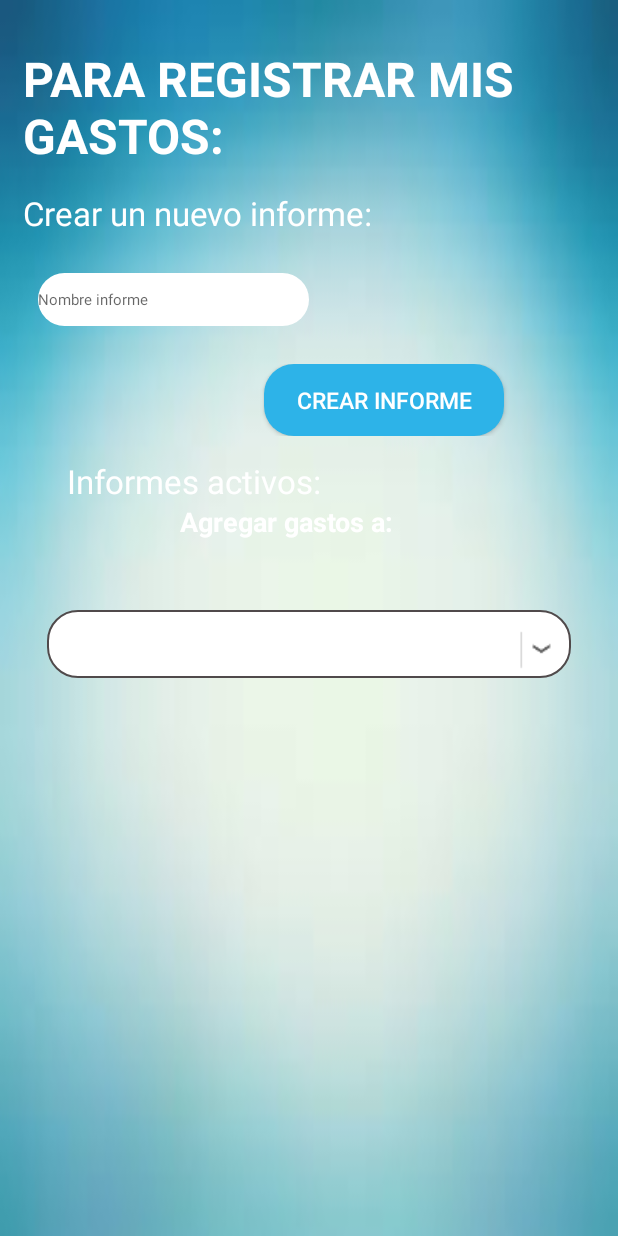
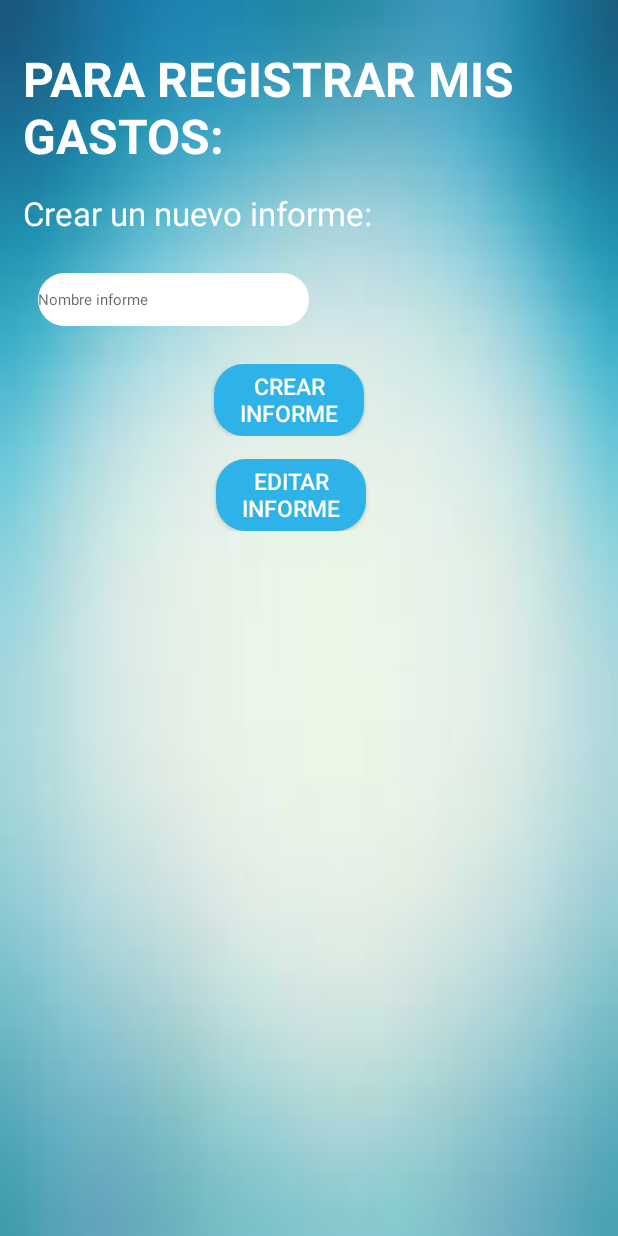
Before and after one commit to Albertopls/MyApp-master2, an Android app: the layout fragment_fragment_nuevo_informe.xml on its own in the app's theme, with its tools: preview values and no code run, on a phone screen of 412 x 824 dp. Run offline under Robolectric (Android 15) with nearby library versions, the phone set to English and light mode, and no system bars; network calls fail.

Commit message:
PANTALLAS GASTOS INFORME

```diff
--- a/app/src/main/res/layout/fragment_fragment_gastos.xml
+++ b/app/src/main/res/layout/fragment_fragment_gastos.xml
@@ -28,26 +28,34 @@
                 android:layout_height="wrap_content"
                 android:layout_gravity="center_vertical"
                 android:layout_weight="0.78"
-                android:text="Informe activo de mis gastos: "
+                android:text=" Informe activo de mis gastos: "
                 android:textColor="#FFFFFF"
-                android:textSize="32sp"
+                android:textSize="25sp"
                 android:textStyle="bold" />
 
             <TextView
                 android:id="@+id/text_nombreinforme"
-                android:layout_width="match_parent"
+                android:layout_width="306dp"
                 android:layout_height="wrap_content"
-                android:layout_weight="0.78"
-                android:text=""
+                android:text=" Informe Abierto a Editar:"
                 android:textColor="#FFFFFF"
-                android:textSize="20sp" />
+                android:textSize="15sp" />
 
             <LinearLayout
-                android:layout_width="fill_parent"
+                android:layout_width="218dp"
                 android:layout_height="wrap_content"
                 android:layout_marginTop="15dp"
                 android:orientation="horizontal">
 
+                <Spinner
+                    android:id="@+id/spinner_editar_informe"
+                    style="@style/Spinner_style"
+                    android:layout_width="120dp"
+                    android:layout_height="wrap_content"
+                    android:layout_weight="0.63"
+                    android:ems="10"
+                    android:hint="Selleciona Informe Abierto $"
+                    android:inputType="number" />
             </LinearLayout>
 
             <LinearLayout
--- a/app/src/main/res/layout/fragment_fragment_nuevo_informe.xml
+++ b/app/src/main/res/layout/fragment_fragment_nuevo_informe.xml
@@ -76,19 +76,18 @@
                 android:layout_height="wrap_content"
                 android:layout_marginBottom="15dp"
                 android:layout_marginTop="15dp"
-                android:orientation="horizontal"
-                android:weightSum="1">
+                android:weightSum="1"
+                android:orientation="vertical">
 
 
                 <LinearLayout
-                    android:layout_width="match_parent"
-                    android:layout_height="match_parent"
-                    android:layout_weight="0.10"
+                    android:layout_width="255dp"
+                    android:layout_height="wrap_content"
                     android:orientation="vertical">
 
                     <Button
                         android:id="@+id/Button_nuevoinforme"
-                        android:layout_width="160dp"
+                        android:layout_width="100dp"
                         android:layout_height="wrap_content"
                         android:layout_gravity="center"
                         android:layout_marginLeft="50dp"
@@ -96,6 +95,7 @@
                         android:text="Crear informe"
                         android:textColor="#FFFFFF"
                         android:textSize="15sp" />
+
                 </LinearLayout>
 
             </LinearLayout>
@@ -106,70 +106,23 @@
                 android:layout_weight="0.78"
                 android:orientation="horizontal">
 
+                <LinearLayout
+                    android:layout_width="258dp"
+                    android:layout_height="match_parent"
+                    android:orientation="vertical">
 
-
-                <LinearLayout
-                    android:layout_width="match_parent"
-                    android:layout_height="match_parent"
-                    android:layout_weight="1"
-                    android:orientation="horizontal">
-
+                    <Button
+                        android:id="@+id/button"
+                        android:layout_width="100dp"
+                        android:layout_height="wrap_content"
+                        android:layout_gravity="center"
+                        android:layout_marginLeft="50dp"
+                        android:background="@drawable/button_submit"
+                        android:text="Editar informe"
+                        android:textColor="#FFFFFF"
+                        android:textSize="15sp" />
                 </LinearLayout>
 
-                <TextView
-                    android:id="@+id/textView12"
-                    android:layout_width="352dp"
-                    android:layout_height="wrap_content"
-                    android:layout_gravity="center"
-                    android:text="Informes activos: "
-                    android:textColor="#FFFFFF"
-                    android:textSize="22sp" />
-
-            </LinearLayout>
-
-            <LinearLayout
-                android:layout_width="match_parent"
-                android:layout_height="match_parent"
-                android:layout_weight="0.78"
-                android:orientation="horizontal">
-
-                <LinearLayout
-                    android:layout_width="match_parent"
-                    android:layout_height="match_parent"
-                    android:layout_weight="0.78"
-                    android:orientation="horizontal">
-
-                    <LinearLayout
-                        android:layout_width="match_parent"
-                        android:layout_height="match_parent"
-                        android:orientation="horizontal">
-
-                        <LinearLayout
-                            android:layout_width="match_parent"
-                            android:layout_height="match_parent"
-                            android:orientation="vertical">
-
-                            <TextView
-                                android:id="@+id/textView7"
-                                android:layout_width="171dp"
-                                android:layout_height="55dp"
-                                android:layout_gravity="center"
-                                android:text="Agregar gastos a:"
-                                android:textColor="#FFFFFF"
-                                android:textSize="18sp"
-                                android:textStyle="bold" />
-
-                            <Spinner
-                                android:id="@+id/Spinner_infome_agregar"
-                                style="@style/Spinner_style"
-                                android:layout_width="match_parent"
-                                android:layout_height="wrap_content"
-                                android:layout_margin="16dp" />
-
-                        </LinearLayout>
-                    </LinearLayout>
-
-                </LinearLayout>
             </LinearLayout>
 
         </LinearLayout>
```
Also changed, not shown: 2 other files.
